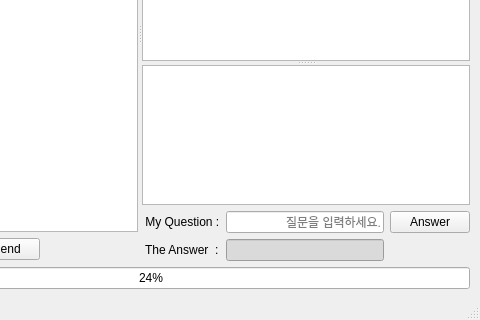
Qt form python_src/30_tensor_flow_ex/ex01_y_2x_1/tf_104_y_2x_1_qt.ui (openvisual/open-visual-machine-learning) before a commit; both pictures show x 254 to 734 and y 224 to 544 of the 734 by 544 pixel window.
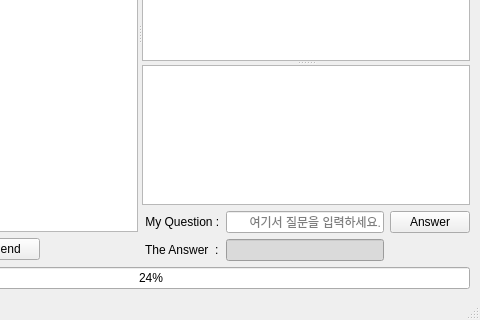
The same form after that commit. Icons and pictures are not drawn.

What changed in the file:
```diff
--- a/python_src/30_tensor_flow_ex/ex01_y_2x_1/tf_104_y_2x_1_qt.ui
+++ b/python_src/30_tensor_flow_ex/ex01_y_2x_1/tf_104_y_2x_1_qt.ui
@@ -241,11 +241,14 @@
             <property name="inputMethodHints">
              <set>Qt::ImhFormattedNumbersOnly</set>
             </property>
+            <property name="inputMask">
+             <string/>
+            </property>
             <property name="alignment">
              <set>Qt::AlignRight|Qt::AlignTrailing|Qt::AlignVCenter</set>
             </property>
             <property name="placeholderText">
-             <string>질문을 입력하세요.</string>
+             <string>여기서 질문을 입력하세요.</string>
             </property>
            </widget>
           </item>
```
Left out of the diff: 2 changed lines with no effect on the pictures.
